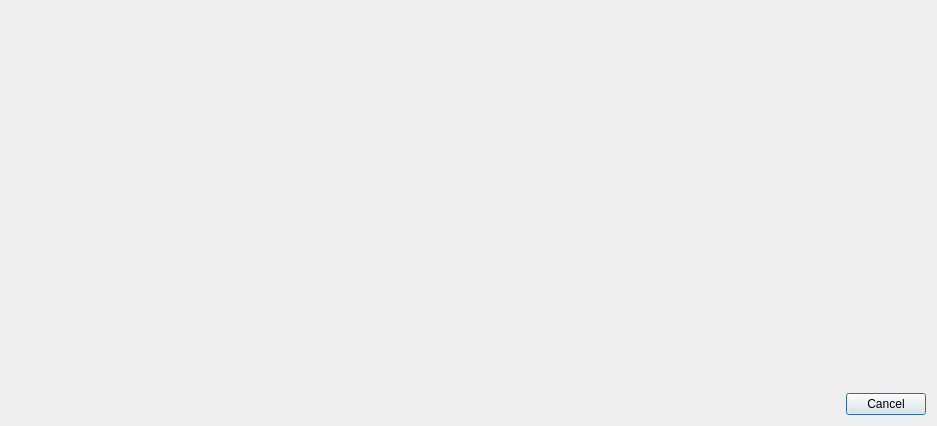
Before: the Qt Designer form btl/ui/shapeselector.ui in knipknap/better-tool-library, drawn with Qt 5.
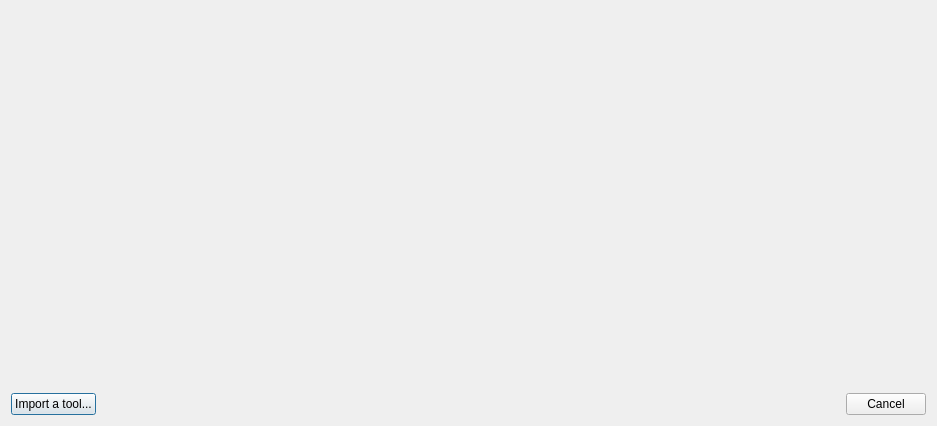
After: the same form once the commit is applied.

Commit message: add initial/rough tool editor dialog

Diff of the .ui file:
```diff
--- a/btl/ui/shapeselector.ui
+++ b/btl/ui/shapeselector.ui
@@ -13,16 +13,27 @@
   <property name="windowTitle">
    <string>Select a Tool Shape</string>
   </property>
-  <layout class="QGridLayout" name="gridLayout">
-   <item row="0" column="0">
+  <layout class="QVBoxLayout" name="verticalLayout" stretch="1,0">
+   <item>
     <widget class="QWidget" name="shapeGrid" native="true"/>
    </item>
-   <item row="1" column="0">
+   <item>
+    <layout class="QHBoxLayout" name="horizontalLayout">
+     <item>
+      <widget class="QPushButton" name="pushButtonImport">
+       <property name="text">
+        <string>Import a tool...</string>
+       </property>
+      </widget>
+     </item>
+     <item>
     <widget class="QDialogButtonBox" name="buttonBox">
      <property name="standardButtons">
       <set>QDialogButtonBox::Cancel</set>
      </property>
     </widget>
+     </item>
+    </layout>
    </item>
   </layout>
  </widget>
```
Lines whose indentation alone changed are shown as unchanged. The commit also changes 7 other files.
